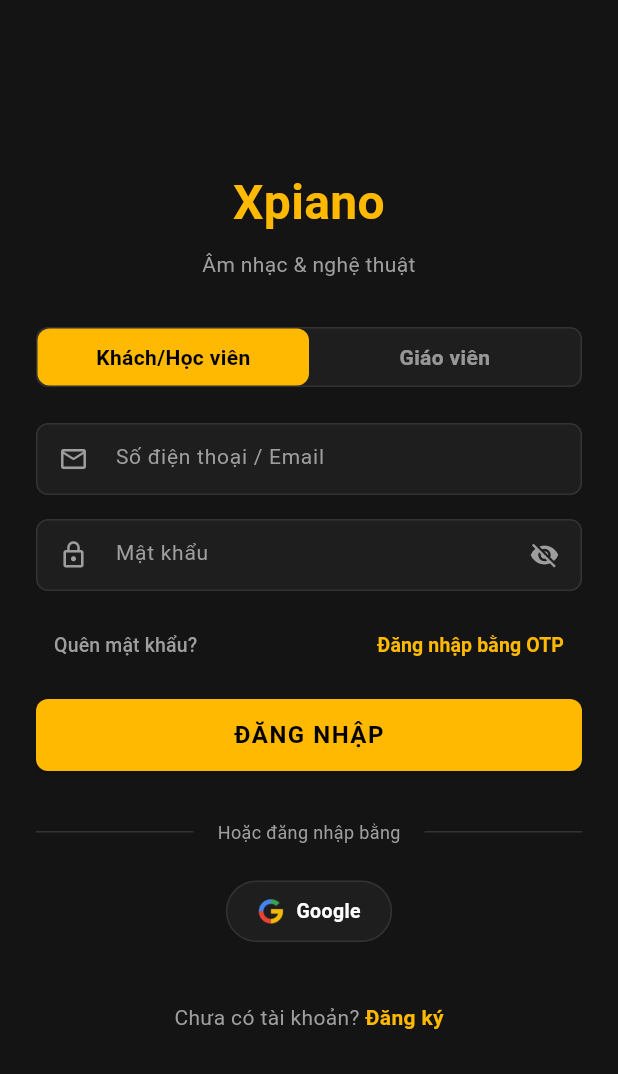
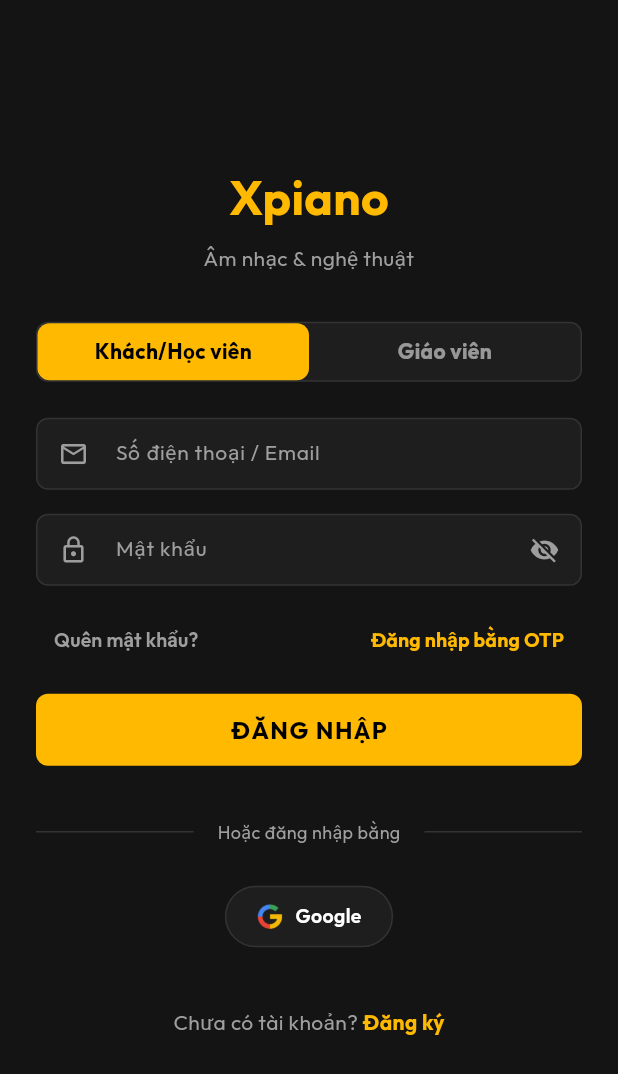
Before and after one commit to doisn2003/XpianoMobile, a Flutter app: the screen it shows after launch, on a phone screen of 412 x 824 dp. Shown: the top 1074 px of the screen. Run offline on Flutter 3.47's test engine with Material 3 defaults, Android fonts, the phone set to English and light mode, and no system bars; our stand-ins replace dartz, dio, equatable, flutter_bloc, flutter_dotenv, get_it and 4 more; accounts and stored records are empty; network calls fail.

Commit message:
theme, button, font

```diff
--- /dev/null
+++ b/lib/core/theme/app_theme.dart
@@ -0,0 +1,133 @@
+import 'package:flutter/material.dart';
+import 'package:google_fonts/google_fonts.dart';
+
+class AppTheme {
+  // --- Core Colors ---
+  static const Color primaryGold = Color(0xFFCBA052); // Vàng ánh kim pha nâu
+  static const Color primaryGoldDark = Color(0xFF9E7729); // Nâu ánh kim
+  static const Color primaryGoldLight = Color(0xFFEFDD90); // Vàng kim nhạt (phông báo/badge)
+
+  static const Color bgCream = Color(0xFFFAF8F5); // Màu nền kem sáng
+  static const Color bgCreamDarker = Color(0xFFF0EBE1); // Nền kem đậm hơn chút
+
+  static const Color cardWhite = Color(0xFFFFFFFF); // Nền thẻ
+  static const Color dividerColor = Color(0xFFEBE5DF); // Đường viền/ngăn cách thẻ
+
+  // --- Text Colors ---
+  static const Color textPrimary = Color(0xFF2A2420); // Chữ chính (Đen nâu)
+  static const Color textSecondary = Color(0xFF888075); // Chữ phụ (Xám nâu)
+  static const Color textGold = Color(0xFF8B5E34); // Chữ mầu vàng đất (dành cho badge)
+
+  // --- Gradients ---
+  static const LinearGradient goldGradient = LinearGradient(
+    colors: [Color(0xFFEED58F), Color(0xFFCBA052), Color(0xFF9E7729)],
+    begin: Alignment.topLeft,
+    end: Alignment.bottomRight,
+  );
+
+  static const LinearGradient backgroundGradient = LinearGradient(
+    colors: [Color(0xFFFAF8F5), Color(0xFFF3EEDC)], // Nền ombre nhẹ
+    begin: Alignment.topCenter,
+    end: Alignment.bottomCenter,
+  );
+
+  static ThemeData get lightTheme {
+    return ThemeData(
+      useMaterial3: true,
+      scaffoldBackgroundColor: bgCream,
+      colorScheme: const ColorScheme.light(
+        primary: primaryGold,
+        onPrimary: Colors.white,
+        secondary: primaryGoldDark,
+        onSecondary: Colors.white,
+        surface: cardWhite,
+        onSurface: textPrimary,
+      ),
+
+      // Google Font: Outfit hoặc Nunito có nét mềm mại, hiện đại và sang trọng như ảnh mẫu
+      textTheme: GoogleFonts.outfitTextTheme().copyWith(
+        displayLarge: GoogleFonts.outfit(color: textPrimary, fontWeight: FontWeight.bold),
+        displayMedium: GoogleFonts.outfit(color: textPrimary, fontWeight: FontWeight.bold),
+        displaySmall: GoogleFonts.outfit(color: textPrimary, fontWeight: FontWeight.bold),
+        headlineLarge: GoogleFonts.outfit(color: textPrimary, fontWeight: FontWeight.bold),
+        headlineMedium: GoogleFonts.outfit(color: textPrimary, fontWeight: FontWeight.bold),
+        headlineSmall: GoogleFonts.outfit(color: textPrimary, fontWeight: FontWeight.bold),
+        titleLarge: GoogleFonts.outfit(color: textPrimary, fontWeight: FontWeight.w700),
+        titleMedium: GoogleFonts.outfit(color: textPrimary, fontWeight: FontWeight.w600),
+        titleSmall: GoogleFonts.outfit(color: textPrimary, fontWeight: FontWeight.w500),
+        bodyLarge: GoogleFonts.outfit(color: textPrimary),
+        bodyMedium: GoogleFonts.outfit(color: textPrimary),
+        bodySmall: GoogleFonts.outfit(color: textSecondary),
+        labelLarge: GoogleFonts.outfit(color: textPrimary, fontWeight: FontWeight.w600),
+      ),
+
+      appBarTheme: AppBarTheme(
+        backgroundColor: Colors.transparent,
+        elevation: 0,
+        centerTitle: true,
+        iconTheme: const IconThemeData(color: textPrimary),
+        titleTextStyle: GoogleFonts.outfit(
+          color: textPrimary,
+          fontSize: 20,
+          fontWeight: FontWeight.w600,
+        ),
+      ),
+
+      bottomNavigationBarTheme: const BottomNavigationBarThemeData(
+        backgroundColor: cardWhite,
+        selectedItemColor: primaryGoldDark,
+        unselectedItemColor: textSecondary,
+        showSelectedLabels: true,
+        showUnselectedLabels: true,
+        type: BottomNavigationBarType.fixed,
+        elevation: 8,
+      ),
+
+      cardTheme: CardThemeData(
+        color: cardWhite,
+        elevation: 0, // Nổi bằng shadow nhạt hoặc viền
+        shape: RoundedRectangleBorder(
+          borderRadius: BorderRadius.circular(16),
+          side: const BorderSide(color: dividerColor, width: 1.0),
+        ),
+        margin: EdgeInsets.zero,
+      ),
+
+      elevatedButtonTheme: ElevatedButtonThemeData(
+        style: ElevatedButton.styleFrom(
+          backgroundColor: primaryGold,
+          foregroundColor: Colors.white,
+          elevation: 0,
+          shape: RoundedRectangleBorder(
+            borderRadius: BorderRadius.circular(24),
+          ),
+          padding: const EdgeInsets.symmetric(horizontal: 24, vertical: 12),
+          textStyle: GoogleFonts.outfit(fontWeight: FontWeight.w600, fontSize: 14),
+        ),
+      ),
+
+      outlinedButtonTheme: OutlinedButtonThemeData(
+        style: OutlinedButton.styleFrom(
+          foregroundColor: textPrimary,
+          side: const BorderSide(color: dividerColor, width: 1.5),
+          shape: RoundedRectangleBorder(
+            borderRadius: BorderRadius.circular(24),
+          ),
+          padding: const EdgeInsets.symmetric(horizontal: 24, vertical: 12),
+          textStyle: GoogleFonts.outfit(fontWeight: FontWeight.w600, fontSize: 14, color: textPrimary),
+        ),
+      ),
+
+      dividerTheme: const DividerThemeData(
+        color: dividerColor,
+        thickness: 1,
+        space: 24,
+      ),
+
+      iconTheme: const IconThemeData(
+        color: textPrimary,
+        size: 24,
+      ),
+    );
+  }
+}
--- a/lib/main.dart
+++ b/lib/main.dart
@@ -8,6 +8,8 @@
 import 'features/auth/presentation/bloc/auth_event.dart';
 import 'features/auth/presentation/pages/login_screen.dart';
 import 'injection_container.dart' as di;
+
+import 'core/theme/app_theme.dart';
 
 void main() async {
   WidgetsFlutterBinding.ensureInitialized();
@@ -43,13 +45,7 @@
       child: MaterialApp(
         title: 'Xpiano App',
         debugShowCheckedModeBanner: false,
-        theme: ThemeData(
-          colorScheme: ColorScheme.fromSeed(
-            seedColor: Colors.deepPurple,
-            brightness: Brightness.light,
-          ),
-          useMaterial3: true,
-        ),
+        theme: AppTheme.lightTheme,
         home: const LoginScreen(),
       ),
     );
```
Also changed, not shown: lib/features/main/presentation/pages/main_screen.dart (+42 -23 lines).
